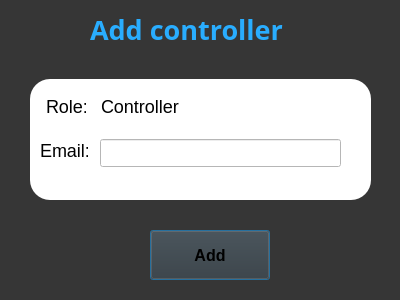
Qt form UI/ui_CustomDialog.ui (dragonjjr/Network_21HCB) before a commit.
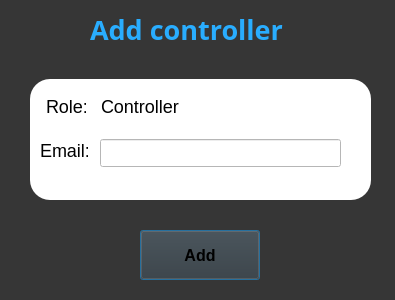
The same form after that commit.

The edit to the form file:
```diff
--- a/UI/ui_CustomDialog.ui
+++ b/UI/ui_CustomDialog.ui
@@ -6,7 +6,7 @@
    <rect>
     <x>0</x>
     <y>0</y>
-    <width>400</width>
+    <width>395</width>
     <height>300</height>
    </rect>
   </property>
@@ -19,7 +19,7 @@
   <widget class="QPushButton" name="btnAddRole">
    <property name="geometry">
     <rect>
-     <x>150</x>
+     <x>140</x>
      <y>230</y>
      <width>120</width>
      <height>50</height>
```
